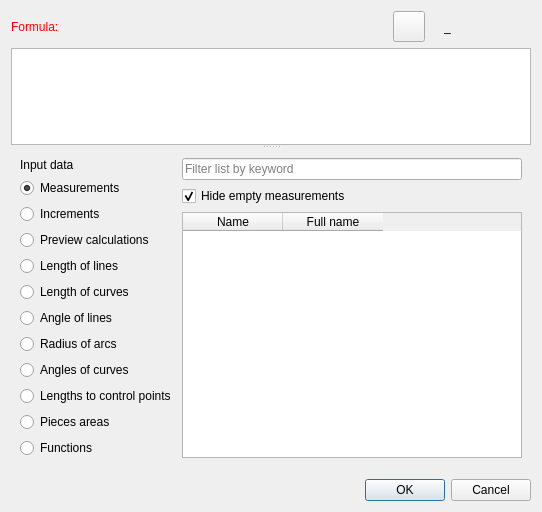
First picture: the form in src/libs/vtools/dialogs/support/dialogeditwrongformula.ui, repository equinox-patterns/Ostara, before the edit.
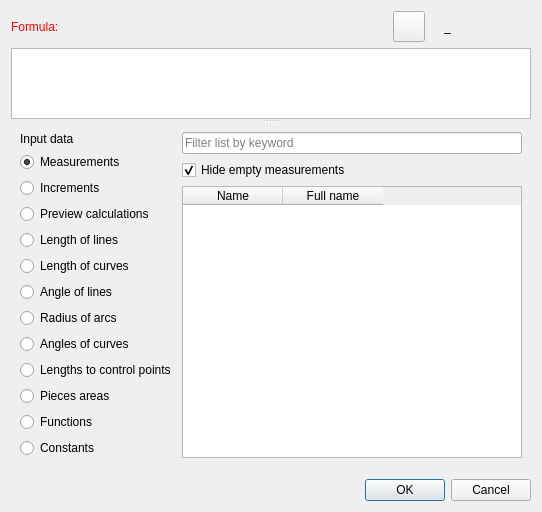
Second picture: the form after the edit. Icons and pictures are not drawn. Custom widgets are drawn as their Qt base class.

```diff
--- a/src/libs/vtools/dialogs/support/dialogeditwrongformula.ui
+++ b/src/libs/vtools/dialogs/support/dialogeditwrongformula.ui
@@ -329,6 +329,19 @@
                </property>
               </widget>
              </item>
+             <item>
+              <widget class="QRadioButton" name="radioButtonConstants">
+               <property name="sizePolicy">
+                <sizepolicy hsizetype="Minimum" vsizetype="Expanding">
+                 <horstretch>0</horstretch>
+                 <verstretch>0</verstretch>
+                </sizepolicy>
+               </property>
+               <property name="text">
+                <string>Constants</string>
+               </property>
+              </widget>
+             </item>
             </layout>
            </item>
           </layout>
```
